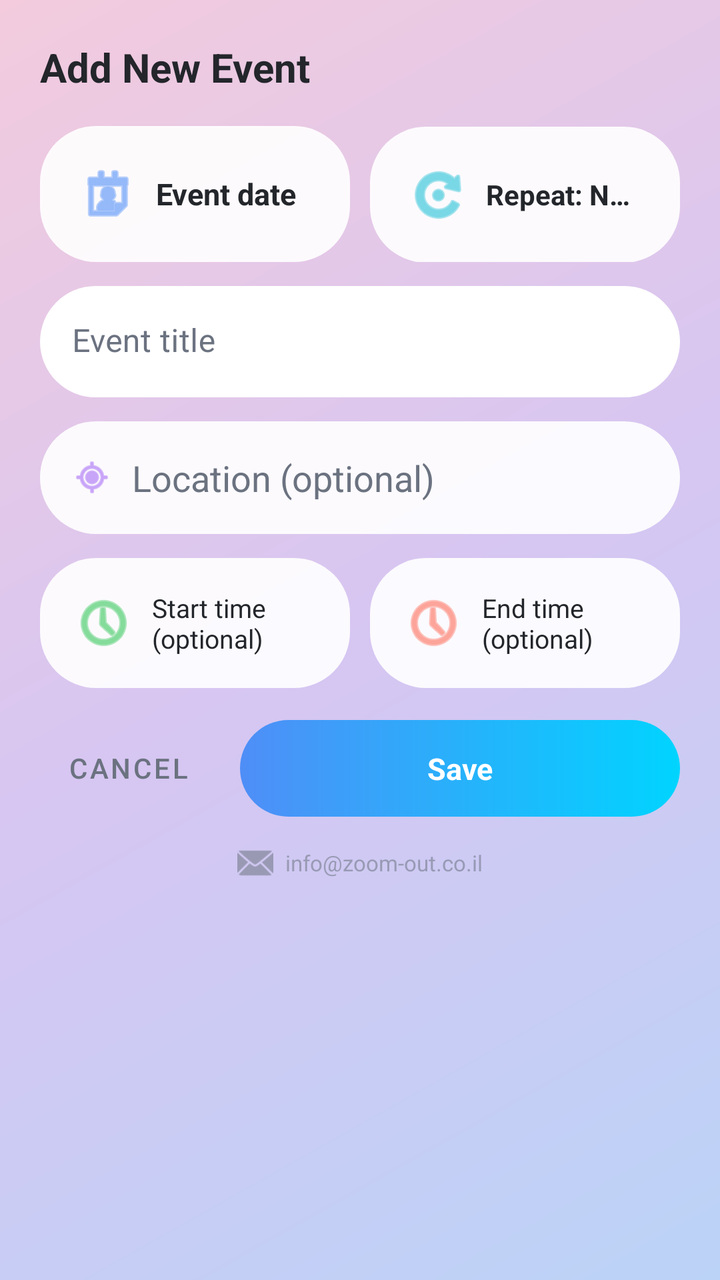
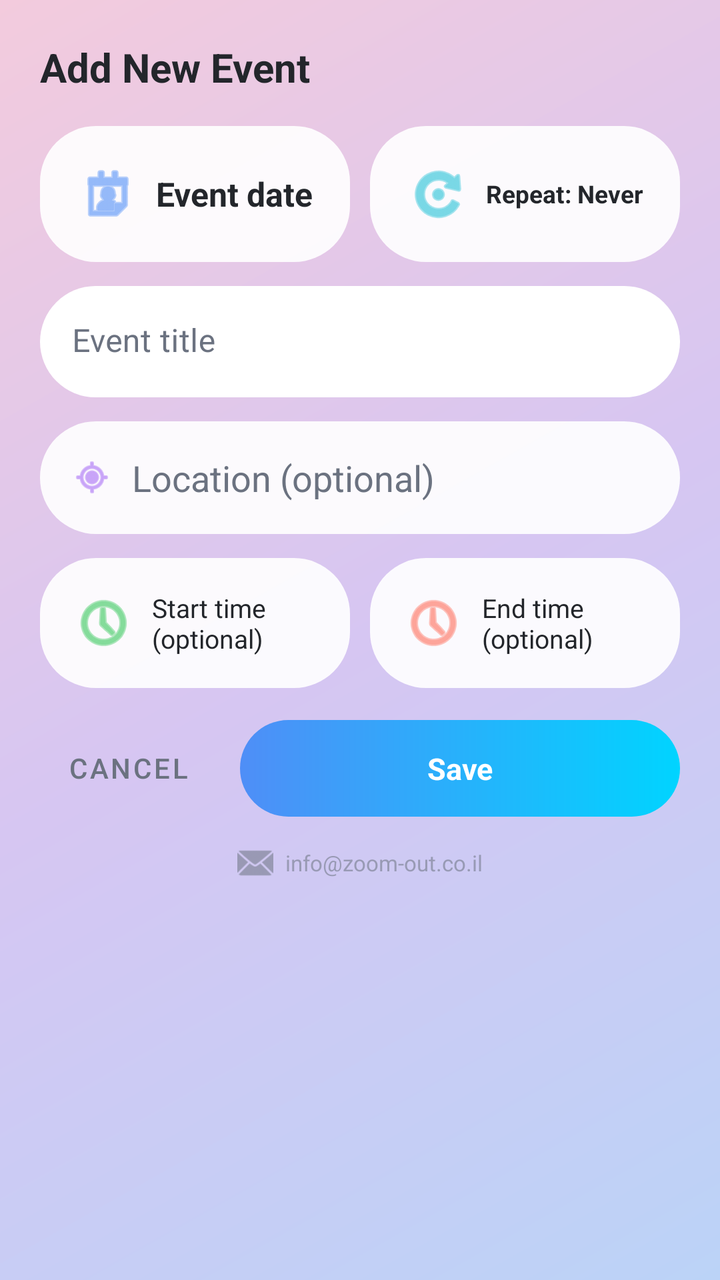

Screens rendered from an Android XML layout before and after an edit, with the pre-edit source and the edit as a unified diff.
<!-- AndroidManifest.xml: activity theme Theme.GCalSearchAdd -->
<!-- res/layout/activity_add_event.xml -->
<?xml version="1.0" encoding="utf-8"?>
<LinearLayout xmlns:android="http://schemas.android.com/apk/res/android"
    xmlns:app="http://schemas.android.com/apk/res-auto"
    android:layout_width="match_parent"
    android:layout_height="match_parent"
    android:orientation="vertical"
    android:background="@drawable/bg_app_background"
    android:padding="20dp">

    <TextView
        android:layout_width="wrap_content"
        android:layout_height="wrap_content"
        android:text="@string/add_event_title"
        android:textSize="20sp"
        android:textStyle="bold"
        android:textColor="@color/text_primary"
        android:layout_marginBottom="16dp" />

    
    <LinearLayout
        android:layout_width="match_parent"
        android:layout_height="wrap_content"
        android:orientation="horizontal">

        <TextView
            android:id="@+id/tvDatePicker"
            android:layout_width="0dp"
            android:layout_height="wrap_content"
            android:layout_weight="1"
            android:padding="18dp"
            android:gravity="center_vertical"
            android:background="@drawable/bg_rounded_field"
            android:drawableStart="@android:drawable/ic_menu_my_calendar"
            android:drawablePadding="8dp"
            app:drawableTint="@color/accent_blue"
            android:text="@string/event_date_hint"
            android:textColor="@color/text_primary"
            android:textSize="15sp"
            android:maxLines="1"
            android:textStyle="bold" />

        <TextView
            android:id="@+id/tvRecurrencePicker"
            android:layout_width="0dp"
            android:layout_height="wrap_content"
            android:layout_weight="1"
            android:layout_marginStart="10dp"
            android:padding="18dp"
            android:gravity="center_vertical"
            android:background="@drawable/bg_rounded_field"
            android:drawableStart="@android:drawable/ic_menu_rotate"
            android:drawablePadding="8dp"
            app:drawableTint="@color/accent_teal"
            android:text="@string/recurrence_none"
            android:textColor="@color/text_primary"
            android:textSize="14sp"
            android:maxLines="1"
            android:ellipsize="end"
            android:textStyle="bold" />

    </LinearLayout>

    <com.google.android.material.textfield.TextInputLayout
        android:layout_width="match_parent"
        android:layout_height="wrap_content"
        android:layout_marginTop="12dp"
        app:boxCornerRadiusTopStart="28dp"
        app:boxCornerRadiusTopEnd="28dp"
        app:boxCornerRadiusBottomStart="28dp"
        app:boxCornerRadiusBottomEnd="28dp"
        app:boxBackgroundColor="@color/glass_card"
        app:boxStrokeWidth="0dp"
        app:hintTextColor="@color/text_secondary"
        android:textColorHint="@color/text_secondary"
        android:hint="@string/event_title_hint">
        <com.google.android.material.textfield.TextInputEditText
            android:id="@+id/etTitle"
            android:layout_width="match_parent"
            android:layout_height="wrap_content"
            android:textColor="@color/text_primary" />
    </com.google.android.material.textfield.TextInputLayout>

    
    <FrameLayout
        android:layout_width="match_parent"
        android:layout_height="wrap_content"
        android:layout_marginTop="12dp">

        <LinearLayout
            android:layout_width="match_parent"
            android:layout_height="wrap_content"
            android:orientation="horizontal"
            android:gravity="center_vertical"
            android:background="@drawable/bg_rounded_field"
            android:paddingStart="16dp"
            android:paddingEnd="12dp">

            <ImageView
                android:layout_width="20dp"
                android:layout_height="20dp"
                android:src="@android:drawable/ic_menu_mylocation"
                app:tint="@color/accent_purple" />

            <EditText
                android:id="@+id/etLocation"
                android:layout_width="0dp"
                android:layout_height="wrap_content"
                android:layout_weight="1"
                android:layout_marginStart="10dp"
                android:background="@android:color/transparent"
                android:hint="@string/event_location_hint"
                android:textColor="@color/text_primary"
                android:textColorHint="@color/text_secondary"
                android:inputType="text"
                android:maxLines="1"
                android:paddingTop="12dp"
                android:paddingBottom="12dp" />

        </LinearLayout>

        
        <com.google.android.material.card.MaterialCardView
            android:id="@+id/locationSuggestionsCard"
            android:layout_width="match_parent"
            android:layout_height="wrap_content"
            android:layout_marginTop="54dp"
            android:visibility="gone"
            app:cardCornerRadius="18dp"
            app:cardElevation="8dp"
            app:strokeWidth="0dp"
            app:cardBackgroundColor="@color/white">

            <androidx.recyclerview.widget.RecyclerView
                android:id="@+id/rvLocationSuggestions"
                android:layout_width="match_parent"
                android:layout_height="wrap_content"
                android:maxHeight="220dp" />

        </com.google.android.material.card.MaterialCardView>

    </FrameLayout>

    
    <LinearLayout
        android:layout_width="match_parent"
        android:layout_height="wrap_content"
        android:orientation="horizontal"
        android:layout_marginTop="12dp">

        <TextView
            android:id="@+id/tvStartTimePicker"
            android:layout_width="0dp"
            android:layout_height="wrap_content"
            android:layout_weight="1"
            android:padding="16dp"
            android:gravity="center_vertical"
            android:background="@drawable/bg_rounded_field"
            android:drawableStart="@android:drawable/ic_menu_recent_history"
            android:drawablePadding="8dp"
            app:drawableTint="@color/accent_green"
            android:text="@string/event_start_hint"
            android:textColor="@color/text_primary"
            android:textSize="13sp" />

        <TextView
            android:id="@+id/tvEndTimePicker"
            android:layout_width="0dp"
            android:layout_height="wrap_content"
            android:layout_weight="1"
            android:layout_marginStart="10dp"
            android:padding="16dp"
            android:gravity="center_vertical"
            android:background="@drawable/bg_rounded_field"
            android:drawableStart="@android:drawable/ic_menu_recent_history"
            android:drawablePadding="8dp"
            app:drawableTint="@color/accent_red"
            android:text="@string/event_end_hint"
            android:textColor="@color/text_primary"
            android:textSize="13sp" />

    </LinearLayout>

    <TextView
        android:id="@+id/tvExistingEventsLabel"
        android:layout_width="wrap_content"
        android:layout_height="wrap_content"
        android:layout_marginTop="20dp"
        android:text="@string/existing_events_label"
        android:textColor="@color/text_secondary"
        android:textSize="13sp"
        android:visibility="gone" />

    <ProgressBar
        android:id="@+id/progressExistingEvents"
        style="?android:attr/progressBarStyleSmall"
        android:layout_width="wrap_content"
        android:layout_height="wrap_content"
        android:indeterminateTint="@color/accent_blue"
        android:layout_marginTop="8dp"
        android:visibility="gone" />

    <androidx.recyclerview.widget.RecyclerView
        android:id="@+id/rvExistingEvents"
        android:layout_width="match_parent"
        android:layout_height="0dp"
        android:layout_weight="1"
        android:clipToPadding="false"
        android:paddingTop="8dp"
        android:layout_marginTop="4dp"
        android:visibility="gone" />

    <LinearLayout
        android:layout_width="match_parent"
        android:layout_height="wrap_content"
        android:orientation="horizontal"
        android:layout_marginTop="16dp"
        android:gravity="center_vertical|end">

        <com.google.android.material.button.MaterialButton
            android:id="@+id/btnCancel"
            style="@style/Widget.MaterialComponents.Button.TextButton"
            android:layout_width="wrap_content"
            android:layout_height="wrap_content"
            android:textColor="@color/text_secondary"
            android:text="@string/cancel" />

        <TextView
            android:id="@+id/btnSave"
            android:layout_width="0dp"
            android:layout_height="wrap_content"
            android:layout_weight="1"
            android:layout_marginStart="12dp"
            android:background="@drawable/bg_save_gradient"
            android:clickable="true"
            android:focusable="true"
            android:foreground="?attr/selectableItemBackground"
            android:gravity="center"
            android:paddingTop="14dp"
            android:paddingBottom="14dp"
            android:text="@string/save"
            android:textColor="@color/white"
            android:textSize="15sp"
            android:textStyle="bold" />

    </LinearLayout>

    
    <LinearLayout
        android:layout_width="match_parent"
        android:layout_height="wrap_content"
        android:layout_marginTop="14dp"
        android:gravity="center"
        android:orientation="horizontal">

        <ImageView
            android:id="@+id/btnSupportEmail"
            android:layout_width="18dp"
            android:layout_height="18dp"
            android:alpha="0.55"
            android:clickable="true"
            android:focusable="true"
            android:foreground="?attr/selectableItemBackgroundBorderless"
            android:src="@android:drawable/ic_dialog_email"
            app:tint="@color/text_secondary"
            android:contentDescription="@string/support_email_hint" />

        <TextView
            android:layout_width="wrap_content"
            android:layout_height="wrap_content"
            android:layout_marginStart="6dp"
            android:alpha="0.55"
            android:text="@string/support_email_hint"
            android:textColor="@color/text_secondary"
            android:textSize="11sp" />

    </LinearLayout>

</LinearLayout>
<!-- resources referenced by this layout -->
<resources>
  <color name="accent_blue">#4F8EF7</color>
  <color name="accent_green">#34C759</color>
  <color name="accent_purple">#A66BF5</color>
  <color name="accent_red">#FF6B57</color>
  <color name="accent_teal">#22C1D6</color>
  <color name="glass_card">#E8FFFFFF</color>
  <color name="text_primary">#23262B</color>
  <color name="text_secondary">#6B7280</color>
  <color name="white">#FFFFFF</color>
  <!-- drawable bg_app_background (drawable) -->
  <?xml version="1.0" encoding="utf-8"?>
  <shape xmlns:android="http://schemas.android.com/apk/res/android" android:shape="rectangle">
      <gradient
          android:type="linear"
          android:angle="135"
          android:startColor="@color/bg_gradient_1"
          android:centerColor="@color/bg_gradient_2"
          android:endColor="@color/bg_gradient_3" />
  </shape>
  <!-- drawable bg_rounded_field (drawable) -->
  <?xml version="1.0" encoding="utf-8"?>
  <shape xmlns:android="http://schemas.android.com/apk/res/android" android:shape="rectangle">
      <solid android:color="@color/glass_card" />
      <corners android:radius="28dp" />
      <padding android:left="4dp" android:top="4dp" android:right="4dp" android:bottom="4dp" />
  </shape>
  <!-- drawable bg_save_gradient (drawable) -->
  <?xml version="1.0" encoding="utf-8"?>
  <shape xmlns:android="http://schemas.android.com/apk/res/android" android:shape="rectangle">
      <gradient
          android:type="linear"
          android:angle="0"
          android:startColor="@color/gradient_btn_start"
          android:endColor="@color/gradient_btn_end" />
      <corners android:radius="28dp" />
  </shape>
  <string name="add_event_title">Add New Event</string>
  <string name="cancel">Cancel</string>
  <string name="event_date_hint">Event date</string>
  <string name="event_end_hint">End time (optional)</string>
  <string name="event_location_hint">Location (optional)</string>
  <string name="event_start_hint">Start time (optional)</string>
  <string name="event_title_hint">Event title</string>
  <string name="existing_events_label">Existing events on this day:</string>
  <string name="recurrence_none">Repeat: Never</string>
  <string name="save">Save</string>
  <string name="support_email_hint">info@zoom-out.co.il</string>
  <style name="Theme.GCalSearchAdd" parent="Theme.MaterialComponents.DayNight.NoActionBar">
          <item name="colorPrimary">@color/accent_blue</item>
          <item name="colorPrimaryDark">@color/bg_gradient_1</item>
          <item name="colorAccent">@color/accent_blue</item>
          <item name="android:windowBackground">@color/bg_gradient_2</item>
          <item name="android:statusBarColor">@color/bg_gradient_1</item>
          <item name="android:navigationBarColor">@color/white</item>
          <item name="android:windowLightStatusBar">true</item>
          <item name="android:windowLightNavigationBar">true</item>
      </style>
  <color name="bg_gradient_1">#BBD3F7</color>
  <color name="bg_gradient_2">#D6C6F2</color>
  <color name="bg_gradient_3">#F3CBDD</color>
  <color name="gradient_btn_start">#4F8EF7</color>
  <color name="gradient_btn_end">#00D4FF</color>
</resources>

<!-- the commit's change to res/layout/activity_add_event.xml (unified diff, before → after) -->
@@ -35,8 +35,10 @@
             app:drawableTint="@color/accent_blue"
             android:text="@string/event_date_hint"
             android:textColor="@color/text_primary"
-            android:textSize="15sp"
             android:maxLines="1"
+            android:autoSizeTextType="uniform"
+            android:autoSizeMinTextSize="10sp"
+            android:autoSizeMaxTextSize="19sp"
             android:textStyle="bold" />
 
         <TextView
@@ -53,8 +55,10 @@
             app:drawableTint="@color/accent_teal"
             android:text="@string/recurrence_none"
             android:textColor="@color/text_primary"
-            android:textSize="14sp"
             android:maxLines="1"
+            android:autoSizeTextType="uniform"
+            android:autoSizeMinTextSize="9sp"
+            android:autoSizeMaxTextSize="16sp"
             android:ellipsize="end"
             android:textStyle="bold" />
 
